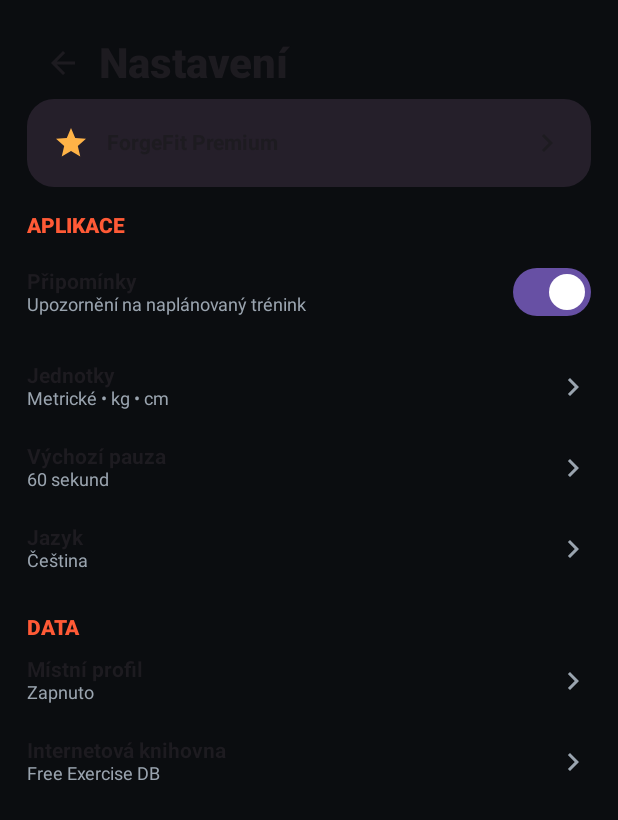
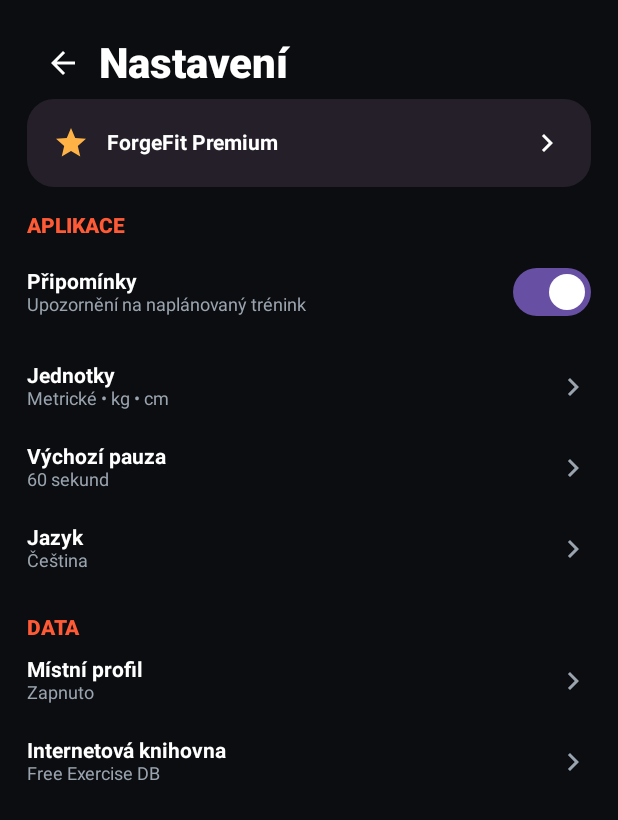
Before and after one commit to XGAMERSTORE/ForgeFit, an Android app built with Jetpack Compose: the composable SettingsPage shown on its own in the app's theme, on a phone screen of 412 x 824 dp. Shown: the top 820 px of the screen. Run offline under Robolectric (Android 15) with nearby library versions, the phone set to English and light mode, and no system bars; pictures from the network do not load.

Commit message:
Force readable text in Settings

```diff
--- a/app/src/main/java/com/xgamerstore/forgefit/MainActivity.kt
+++ b/app/src/main/java/com/xgamerstore/forgefit/MainActivity.kt
@@ -914,9 +914,9 @@ fun ProfileAction(icon:androidx.compose.ui.graphics.vector.ImageVector,title:Str
 fun SettingsPage(back:()->Unit,premium:()->Unit) {
     var reminders by remember { mutableStateOf(true) }
     Column(Modifier.fillMaxSize().background(Bg).verticalScroll(rememberScrollState()).padding(18.dp)) {
-        Row(verticalAlignment=Alignment.CenterVertically){IconButton(back){Icon(Icons.Default.ArrowBack,null)};Text("Nastavení",fontSize=28.sp,fontWeight=FontWeight.Black)}
+        Row(verticalAlignment=Alignment.CenterVertically){IconButton(back){Icon(Icons.Default.ArrowBack,null,tint=Color.White)};Text("Nastavení",fontSize=28.sp,fontWeight=FontWeight.Black,color=Color.White)}
         Surface(color=Color(0xFF251F2A),shape=RoundedCornerShape(18.dp),modifier=Modifier.fillMaxWidth().clickable{premium()}) {
-            Row(Modifier.padding(17.dp),verticalAlignment=Alignment.CenterVertically){Icon(Icons.Default.Star,null,tint=Gold);Spacer(Modifier.width(12.dp));Text("ForgeFit Premium",Modifier.weight(1f),fontWeight=FontWeight.Bold);Icon(Icons.Default.ChevronRight,null)}
+            Row(Modifier.padding(17.dp),verticalAlignment=Alignment.CenterVertically){Icon(Icons.Default.Star,null,tint=Gold);Spacer(Modifier.width(12.dp));Text("ForgeFit Premium",Modifier.weight(1f),fontWeight=FontWeight.Bold,color=Color.White);Icon(Icons.Default.ChevronRight,null,tint=Color.White)}
         }
         Spacer(Modifier.height(18.dp))
         Text("APLIKACE",color=Orange,fontWeight=FontWeight.Black)
@@ -934,14 +934,14 @@ fun SettingsPage(back:()->Unit,premium:()->Unit) {
 @Composable
 fun SettingToggle(title:String,sub:String,value:Boolean,set:(Boolean)->Unit){
     Row(Modifier.fillMaxWidth().padding(vertical=12.dp),verticalAlignment=Alignment.CenterVertically){
-        Column(Modifier.weight(1f)){Text(title,fontWeight=FontWeight.Bold);Text(sub,color=Muted,fontSize=12.sp)}
+        Column(Modifier.weight(1f)){Text(title,fontWeight=FontWeight.Bold,color=Color.White);Text(sub,color=Muted,fontSize=12.sp)}
         Switch(checked=value,onCheckedChange=set)
     }
 }
 @Composable
 fun SettingInfo(title:String,sub:String){
     Row(Modifier.fillMaxWidth().padding(vertical=12.dp),verticalAlignment=Alignment.CenterVertically){
-        Column(Modifier.weight(1f)){Text(title,fontWeight=FontWeight.Bold);Text(sub,color=Muted,fontSize=12.sp)}
+        Column(Modifier.weight(1f)){Text(title,fontWeight=FontWeight.Bold,color=Color.White);Text(sub,color=Muted,fontSize=12.sp)}
         Icon(Icons.Default.ChevronRight,null,tint=Muted)
     }
 }
```
